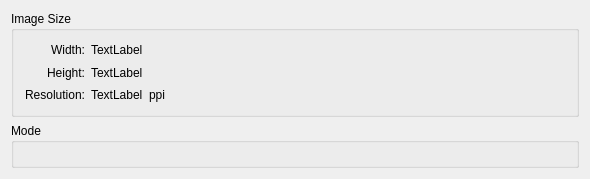
Before: the Qt Designer form krita/ui/forms/wdgimageproperties.ui in KDE/krita, drawn with Qt 5.
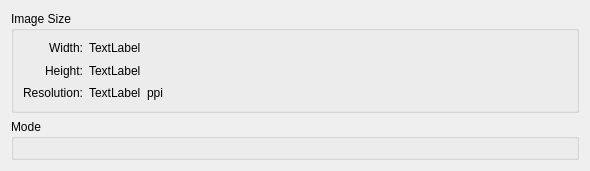
After: the same form once the commit is applied. Custom widgets are drawn as their Qt base class.

Commit message:
Remove any hardcoding of spaces to 6 and margins to 9/11 in Krita's UI

thanks boud for review

Patch:
```diff
--- a/krita/ui/forms/wdgimageproperties.ui
+++ b/krita/ui/forms/wdgimageproperties.ui
@@ -135,7 +135,6 @@
    </item>
   </layout>
  </widget>
- <layoutdefault spacing="6" margin="11"/>
  <customwidgets>
   <customwidget>
    <class>KisColorSpaceSelector</class>
```
The commit also changes 62 other files.
